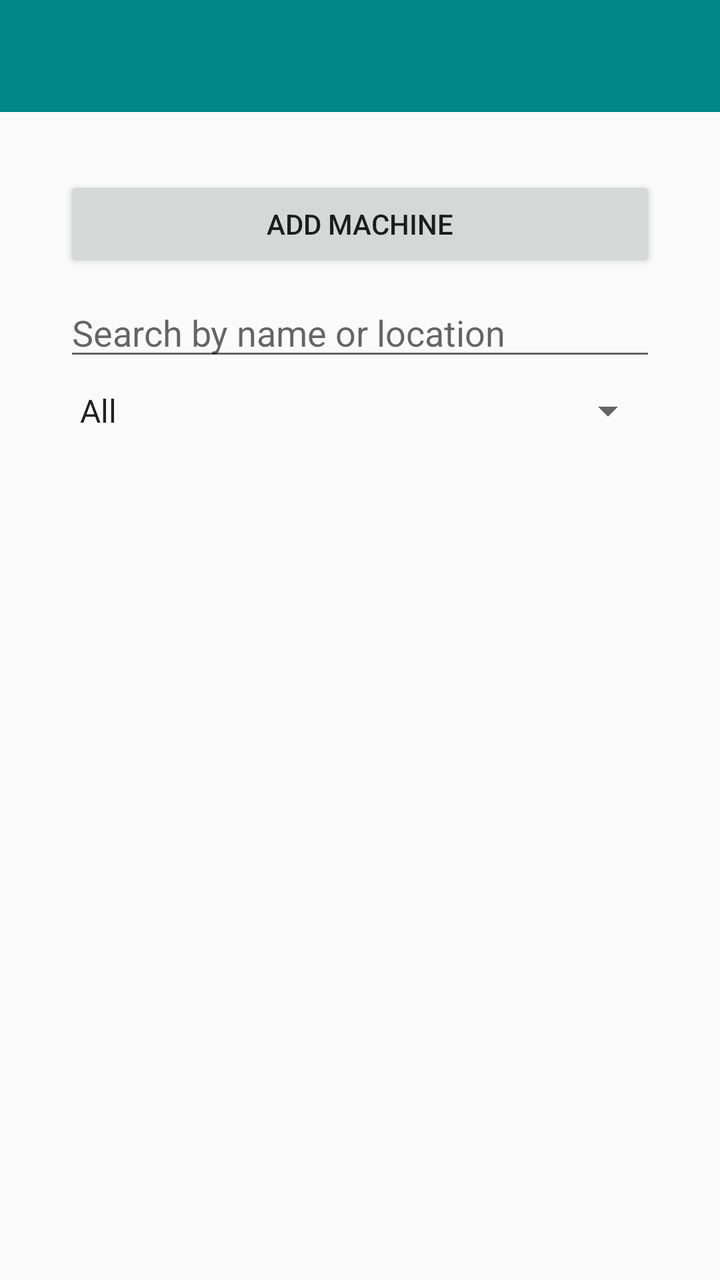
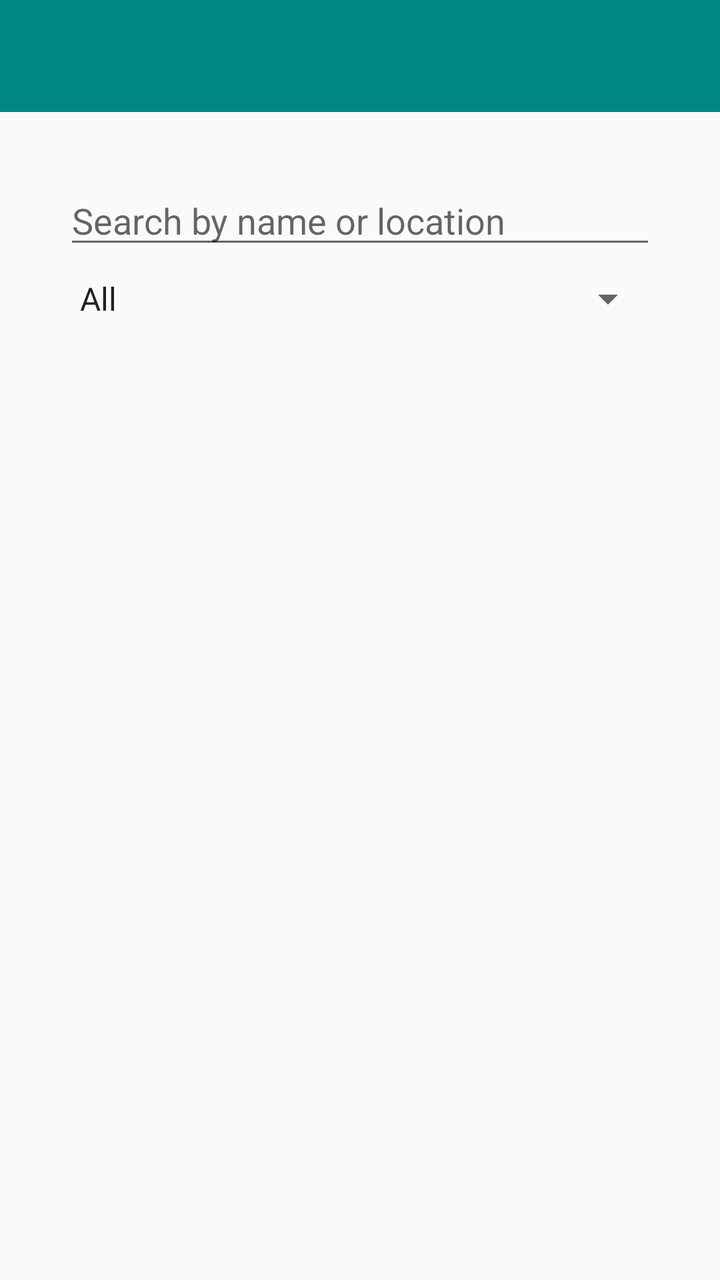

Two renders of the same Android screen: before a commit and after it. Below are the layout's source before the change and the commit's diff.
<!-- AndroidManifest.xml: activity theme Theme.LaundryTracker -->
<!-- res/layout/activity_main.xml -->
<?xml version="1.0" encoding="utf-8"?>
<LinearLayout xmlns:android="http://schemas.android.com/apk/res/android"
    xmlns:app="http://schemas.android.com/apk/res-auto"
    xmlns:tools="http://schemas.android.com/tools"
    android:id="@+id/main"
    android:layout_width="match_parent"
    android:layout_height="match_parent"
    android:orientation="vertical"
    tools:context=".activities.MainActivity">

    
    <androidx.appcompat.widget.Toolbar
        android:id="@+id/toolbar"
        android:layout_width="match_parent"
        android:layout_height="?attr/actionBarSize"
        android:background="?attr/colorPrimary"
        android:theme="@style/ThemeOverlay.AppCompat.Dark.ActionBar"
        app:popupTheme="@style/ThemeOverlay.AppCompat.Light" />

    
    <LinearLayout
        android:layout_width="match_parent"
        android:layout_height="0dp"
        android:layout_weight="1"
        android:orientation="vertical"
        android:padding="32dp">

        
        <Button
            android:id="@+id/addMachineButton"
            android:layout_width="match_parent"
            android:layout_height="wrap_content"
            android:text="Add Machine" />

        
        <EditText
            android:id="@+id/searchInput"
            android:layout_width="match_parent"
            android:layout_height="wrap_content"
            android:layout_marginTop="8dp"
            android:hint="Search by name or location"
            android:importantForAutofill="no"
            android:inputType="text" />

        
        <Spinner
            android:id="@+id/statusFilter"
            android:layout_width="match_parent"
            android:layout_height="wrap_content"
            android:layout_marginTop="8dp"
            android:entries="@array/status_filter_options" />

        
        <ScrollView
            android:layout_width="match_parent"
            android:layout_height="0dp"
            android:layout_weight="1">

            <LinearLayout
                android:id="@+id/listLayout"
                android:layout_width="match_parent"
                android:layout_height="wrap_content"
                android:orientation="vertical" />
        </ScrollView>

    </LinearLayout>

</LinearLayout>
<!-- resources referenced by this layout -->
<resources>
  <string-array name="status_filter_options">
          <item>All</item>
          <item>Available</item>
          <item>In use</item>
          <item>Out of order</item>
      </string-array>
  <style name="Theme.LaundryTracker" parent="Theme.AppCompat.Light.NoActionBar">
          
          <item name="colorPrimary">@color/teal_700</item>
          <item name="colorPrimaryDark">@color/teal_700</item>
          <item name="colorAccent">@color/teal_700</item>
      </style>
  <color name="teal_700">#FF018786</color>
</resources>

<!-- the commit's change to res/layout/activity_main.xml (unified diff, before → after) -->
@@ -26,18 +26,10 @@
         android:padding="32dp">
 
         
-        <Button
-            android:id="@+id/addMachineButton"
-            android:layout_width="match_parent"
-            android:layout_height="wrap_content"
-            android:text="Add Machine" />
-
-        
         <EditText
             android:id="@+id/searchInput"
             android:layout_width="match_parent"
             android:layout_height="wrap_content"
-            android:layout_marginTop="8dp"
             android:hint="Search by name or location"
             android:importantForAutofill="no"
             android:inputType="text" />
